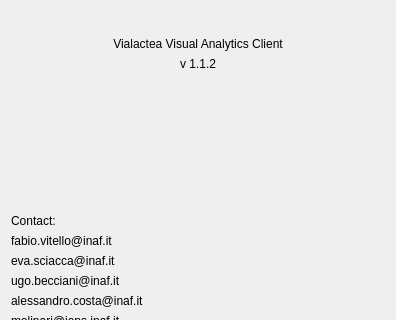
This is Code/ui/aboutform.ui in VisIVOLab/ViaLacteaVisualAnalytics as Qt 5 draws it before an edit; both pictures show x 0 to 396 and y 0 to 320 of the 396 by 536 pixel window. The edited form follows.
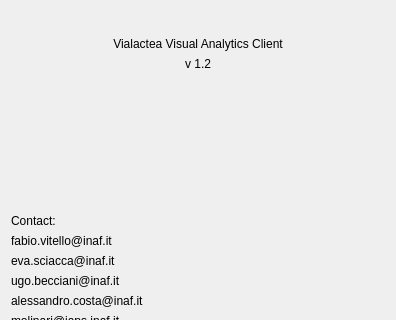
This is the edited form. Icons and pictures are not drawn.

What changed in the file:
```diff
--- a/Code/ui/aboutform.ui
+++ b/Code/ui/aboutform.ui
@@ -76,7 +76,7 @@
    <item>
     <widget class="QLabel" name="label_3">
      <property name="text">
-      <string>v 1.1.2</string>
+      <string>v 1.2</string>
      </property>
      <property name="alignment">
       <set>Qt::AlignCenter</set>
```
